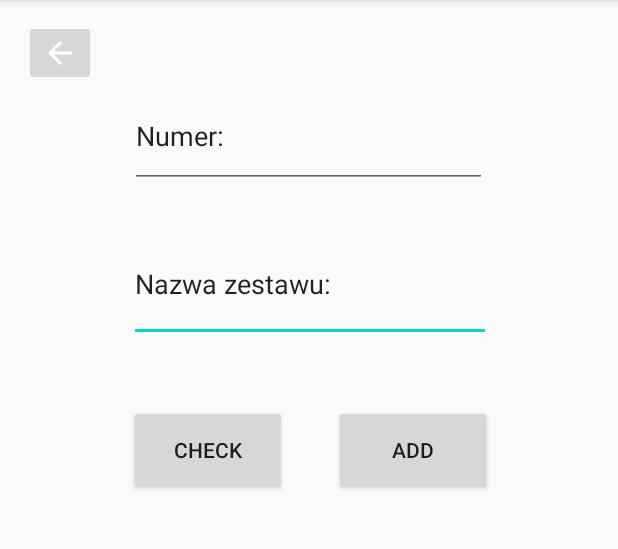
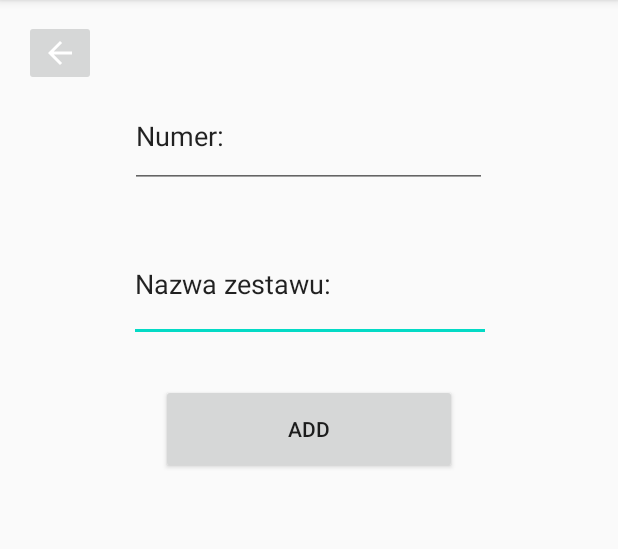
Before and after one commit to NareszcieCosSieDzieje/BrickByBrick, an Android app: the ItemActivity screen opened directly, with no data from a screen before it, on a phone screen of 412 x 824 dp, the part 84-633 px from its top. Run offline under Robolectric (Android 15) with nearby library versions, the phone set to English and light mode, and no system bars; network calls fail.

```diff
--- a/app/src/main/java/com/example/mybricklist/ItemActivity.kt
+++ b/app/src/main/java/com/example/mybricklist/ItemActivity.kt
@@ -43,11 +43,6 @@ class ItemActivity : AppCompatActivity() {
         }
 
 
-        checkItemButton.setOnClickListener(){
-            //TODO: DOROBIC
-        }
-
-
         setNumberEditText.setOnClickListener{
             if(numberOnce){
                 setNumberEditText.setText("")
--- a/app/src/main/java/com/example/mybricklist/Tools/XML_Helper.kt
+++ b/app/src/main/java/com/example/mybricklist/Tools/XML_Helper.kt
@@ -2,6 +2,7 @@ package com.example.mybricklist.Tools
 
 import android.content.Context
 import android.os.AsyncTask
+import android.os.AsyncTask.execute
 import android.os.Build
 import android.util.Log
 import android.widget.Toast
@@ -120,6 +121,7 @@ class XML_Helper(db: dbHandler, context: Context) : AsyncTask<String, Int?, Stri
                 if(addItem){
                     inventoryPart!!.inventoryId = inventory.id;
                     inventoryPart!!.quantityInStore = 0;
+                    inventoryPart!!.photoPath = "";
                     inventoryPart?.let {
                         Log.d("INVENTORY PART", inventoryPart.toString());
                         db.addInventoryParts(inventoryPart);
@@ -161,6 +163,9 @@ class XML_Helper(db: dbHandler, context: Context) : AsyncTask<String, Int?, Stri
                 this.shouldDisplay = true;
             }
         }
+
+       // Toast.makeText(mCtx, "Dodawanie zdjęć!", Toast.LENGTH_SHORT).show();
+        val img = ImageLoader(mCtx, db, db.getAllInventoryParts(id)).execute(*arrayOf(""));
         return "Success";
     }
 }
--- a/app/src/main/res/layout/activity_item.xml
+++ b/app/src/main/res/layout/activity_item.xml
@@ -8,28 +8,15 @@
 
 
     <Button
-        android:id="@+id/checkItemButton"
-        android:layout_width="105dp"
-        android:layout_height="60dp"
-        android:text="Check"
-        app:layout_constraintBottom_toBottomOf="parent"
-        app:layout_constraintEnd_toEndOf="parent"
-        app:layout_constraintHorizontal_bias="0.281"
-        app:layout_constraintStart_toStartOf="parent"
-        app:layout_constraintTop_toTopOf="parent"
-        app:layout_constraintVertical_bias="0.381" />
-
-    <Button
         android:id="@+id/addItemButton"
-        android:layout_width="105dp"
+        android:layout_width="197dp"
         android:layout_height="60dp"
         android:text="Add"
         app:layout_constraintBottom_toBottomOf="parent"
         app:layout_constraintEnd_toEndOf="parent"
-        app:layout_constraintHorizontal_bias="0.725"
         app:layout_constraintStart_toStartOf="parent"
-        app:layout_constraintTop_toTopOf="parent"
-        app:layout_constraintVertical_bias="0.381" />
+        app:layout_constraintTop_toBottomOf="@+id/setNameEditText"
+        app:layout_constraintVertical_bias="0.058" />
 
     <EditText
         android:id="@+id/setNameEditText"
--- a/app/src/main/res/layout/custom_item.xml
+++ b/app/src/main/res/layout/custom_item.xml
@@ -22,7 +22,7 @@
                 android:id="@+id/itemImageView"
                 android:layout_width="171dp"
                 android:layout_height="92dp"
-                app:srcCompat="@drawable/ic_launcher_background" />
+                app:srcCompat="@android:drawable/ic_delete" />
 
             <LinearLayout
                 android:layout_width="171dp"
```
Also changed, not shown: app/src/main/java/com/example/mybricklist/DataBaseHandler/dbHandler.kt (+28 -4 lines), app/src/main/java/com/example/mybricklist/InventoryPartsAdapter.kt (+9 -0 lines), app/src/main/java/com/example/mybricklist/MainActivity.kt (+0 -22 lines), app/src/main/java/com/example/mybricklist/Model/InventoryParts.kt (+5 -5 lines), app/src/main/java/com/example/mybricklist/Tools/ImageLoader.kt (+30 -16 lines).
